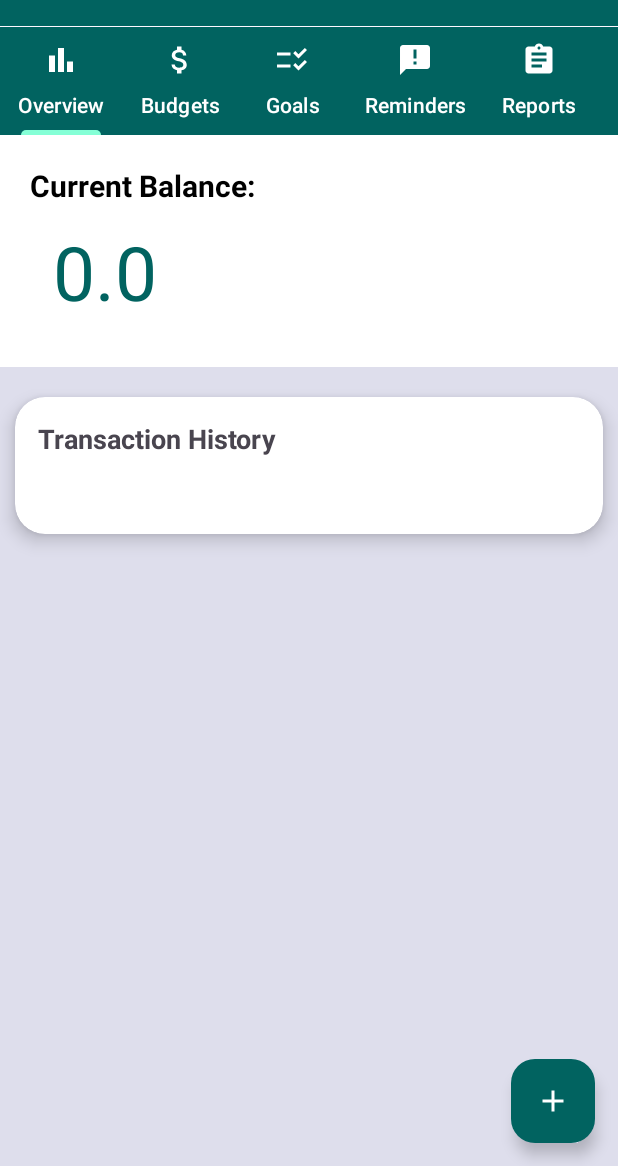
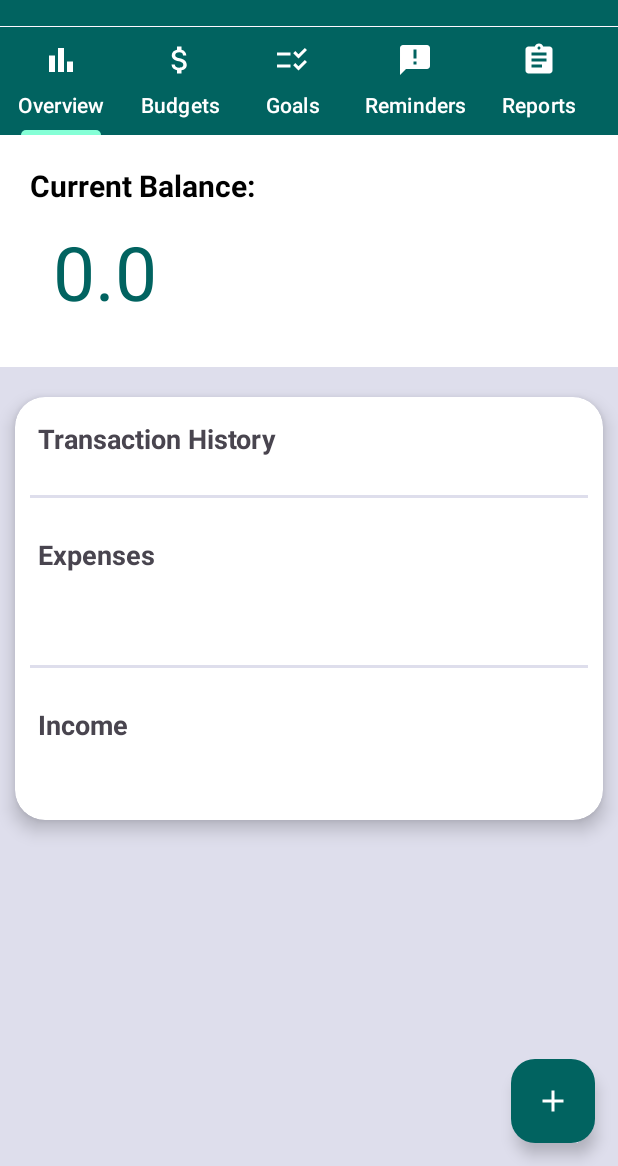
Before and after one commit to komalw2001/SpendSmart, an Android app: the OverviewFragment screen opened directly, with no data from a screen before it, on a phone screen of 412 x 824 dp, the part 70-1236 px from its top. Run offline under Robolectric (Android 15) with nearby library versions, the phone set to English and light mode, and no system bars; our stand-ins replace Firebase (no records; nobody signed in at launch, a user with empty details on screens opened directly).

Commit message:
expenses // not working

```diff
--- a/app/src/main/java/com/example/spendsmart/OverviewFragment.java
+++ b/app/src/main/java/com/example/spendsmart/OverviewFragment.java
@@ -9,17 +9,23 @@ import androidx.annotation.NonNull;
 import androidx.annotation.Nullable;
 import androidx.core.content.ContextCompat;
 import androidx.fragment.app.Fragment;
+import androidx.recyclerview.widget.LinearLayoutManager;
+import androidx.recyclerview.widget.RecyclerView;
 
+import android.os.Trace;
 import android.util.Log;
 import android.view.LayoutInflater;
 import android.view.View;
 import android.view.ViewGroup;
 import android.widget.TextView;
+import android.widget.Toast;
 
+import com.firebase.ui.database.FirebaseRecyclerOptions;
 import com.google.firebase.database.DataSnapshot;
 import com.google.firebase.database.DatabaseError;
 import com.google.firebase.database.DatabaseReference;
 import com.google.firebase.database.FirebaseDatabase;
+import com.google.firebase.database.Query;
 import com.google.firebase.database.ValueEventListener;
 
 
@@ -29,7 +35,11 @@ public class OverviewFragment extends Fragment
 
     TextView tvBalance;
 
+    RecyclerView rvIncomes,rvExpenses;
+
     DatabaseReference dbRef;
+
+    ExpenseAdapter expenseAdapter;
 
     public OverviewFragment(Context c) {
         context = c;
@@ -90,10 +100,37 @@ public class OverviewFragment extends Fragment
                         Log.d("Showing Cash","Error: "+error.getMessage());
                     }
                 });
+
+        Query expenseQuery = dbRef.child("Expenses").orderByChild("date").equalTo(user,"user");
+
+        rvExpenses = view.findViewById(R.id.rvExpenses);
+
+        rvExpenses.setLayoutManager(new LinearLayoutManager(context));
+        rvExpenses.setHasFixedSize(true);
+
+        FirebaseRecyclerOptions<Expense> options =
+                new FirebaseRecyclerOptions.Builder<Expense>()
+                        .setQuery(expenseQuery, Expense.class)
+                        .build();
+
+        expenseAdapter = new ExpenseAdapter(context, options);
+        rvExpenses.setAdapter(expenseAdapter);
     }
 
     private boolean isNightModeActive() {
         int nightModeFlags = getResources().getConfiguration().uiMode & Configuration.UI_MODE_NIGHT_MASK;
         return nightModeFlags == Configuration.UI_MODE_NIGHT_YES;
     }
+
+    @Override
+    public void onStart() {
+        super.onStart();
+        expenseAdapter.startListening();
+    }
+
+    @Override
+    public void onStop() {
+        super.onStop();
+        expenseAdapter.stopListening();
+    }
 }
--- a/app/src/main/res/layout/fragment_overview.xml
+++ b/app/src/main/res/layout/fragment_overview.xml
@@ -66,10 +66,45 @@
                     android:textStyle="bold"
                     android:textSize="18sp"></TextView>
 
+                <View
+                    android:layout_width="match_parent"
+                    android:layout_height="2dp"
+                    android:background="@color/gray"
+                    android:layout_margin="10dp"></View>
+
+                <TextView
+                    android:layout_width="match_parent"
+                    android:layout_height="wrap_content"
+                    android:text="Expenses"
+                    android:layout_margin="15dp"
+                    android:textStyle="bold"
+                    android:textSize="18sp"></TextView>
+
                 <androidx.recyclerview.widget.RecyclerView
                     android:layout_width="match_parent"
                     android:layout_height="wrap_content"
-                android:id="@+id/rvTransactions"
+                    android:id="@+id/rvExpenses"
+                    android:layout_margin="18dp"
+                    ></androidx.recyclerview.widget.RecyclerView>
+
+                <View
+                    android:layout_width="match_parent"
+                    android:layout_height="2dp"
+                    android:background="@color/gray"
+                    android:layout_margin="10dp"></View>
+
+                <TextView
+                    android:layout_width="match_parent"
+                    android:layout_height="wrap_content"
+                    android:text="Income"
+                    android:layout_margin="15dp"
+                    android:textStyle="bold"
+                    android:textSize="18sp"></TextView>
+
+                <androidx.recyclerview.widget.RecyclerView
+                    android:layout_width="match_parent"
+                    android:layout_height="wrap_content"
+                    android:id="@+id/rvIncomes"
                     android:layout_margin="18dp"
                     ></androidx.recyclerview.widget.RecyclerView>
 
```
Also changed, not shown: app/src/main/java/com/example/spendsmart/Expense.java (renamed from app/src/main/java/com/example/spendsmart/Transaction.java, +3 -15 lines), app/src/main/java/com/example/spendsmart/ExpenseAdapter.java (added, +71 -0 lines), app/src/main/java/com/example/spendsmart/TransactionAdapter.java (deleted, +0 -77 lines), app/src/main/res/layout/single_expense.xml (renamed from app/src/main/res/layout/single_transaction.xml). Lines whose indentation alone changed are shown as unchanged.
